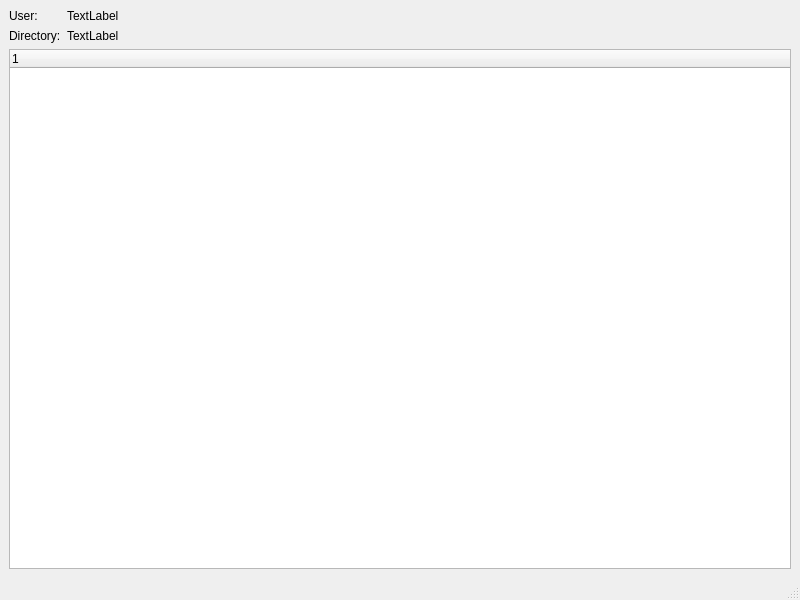
First picture: the form in client/src/mainwindow.ui, repository sierdzio/cutecloud, before the edit.
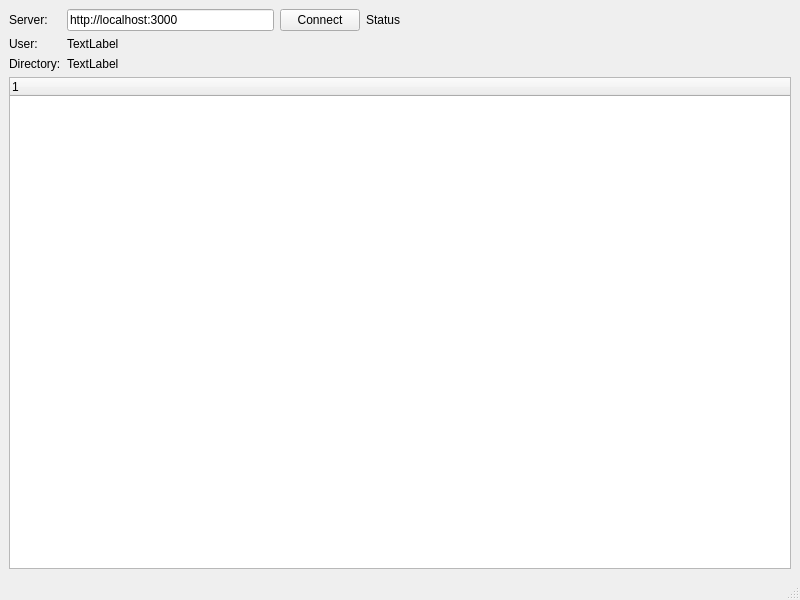
Second picture: the form after the edit.

Commit message: Make client UI a bit more readable.

What changed in the file:
```diff
--- a/client/src/mainwindow.ui
+++ b/client/src/mainwindow.ui
@@ -19,34 +19,62 @@
      <layout class="QHBoxLayout" name="horizontalLayout">
       <item>
        <layout class="QGridLayout" name="gridLayout">
-        <item row="0" column="0">
+        <item row="0" column="2">
+         <widget class="QPushButton" name="connectPushButton">
+          <property name="text">
+           <string>Connect</string>
+          </property>
+         </widget>
+        </item>
+        <item row="1" column="0">
          <widget class="QLabel" name="label">
           <property name="text">
            <string>User:</string>
           </property>
          </widget>
         </item>
-        <item row="0" column="1">
-         <widget class="QLabel" name="userLabel">
-          <property name="text">
-           <string>TextLabel</string>
-          </property>
-         </widget>
-        </item>
-        <item row="1" column="0">
+        <item row="2" column="0">
          <widget class="QLabel" name="label_2">
           <property name="text">
            <string>Directory:</string>
           </property>
          </widget>
         </item>
-        <item row="1" column="1">
+        <item row="2" column="1">
          <widget class="QLabel" name="directoryLabel">
           <property name="text">
            <string>TextLabel</string>
           </property>
          </widget>
         </item>
+        <item row="0" column="0">
+         <widget class="QLabel" name="label_3">
+          <property name="text">
+           <string>Server:</string>
+          </property>
+         </widget>
+        </item>
+        <item row="1" column="1">
+         <widget class="QLabel" name="userLabel">
+          <property name="text">
+           <string>TextLabel</string>
+          </property>
+         </widget>
+        </item>
+        <item row="0" column="1">
+         <widget class="QLineEdit" name="serverLineEdit">
+          <property name="text">
+           <string>http://localhost:3000</string>
+          </property>
+         </widget>
+        </item>
+        <item row="0" column="3">
+         <widget class="QLabel" name="statusLabel">
+          <property name="text">
+           <string>Status</string>
+          </property>
+         </widget>
+        </item>
        </layout>
       </item>
       <item>
```
The commit also changes 2 other files.
